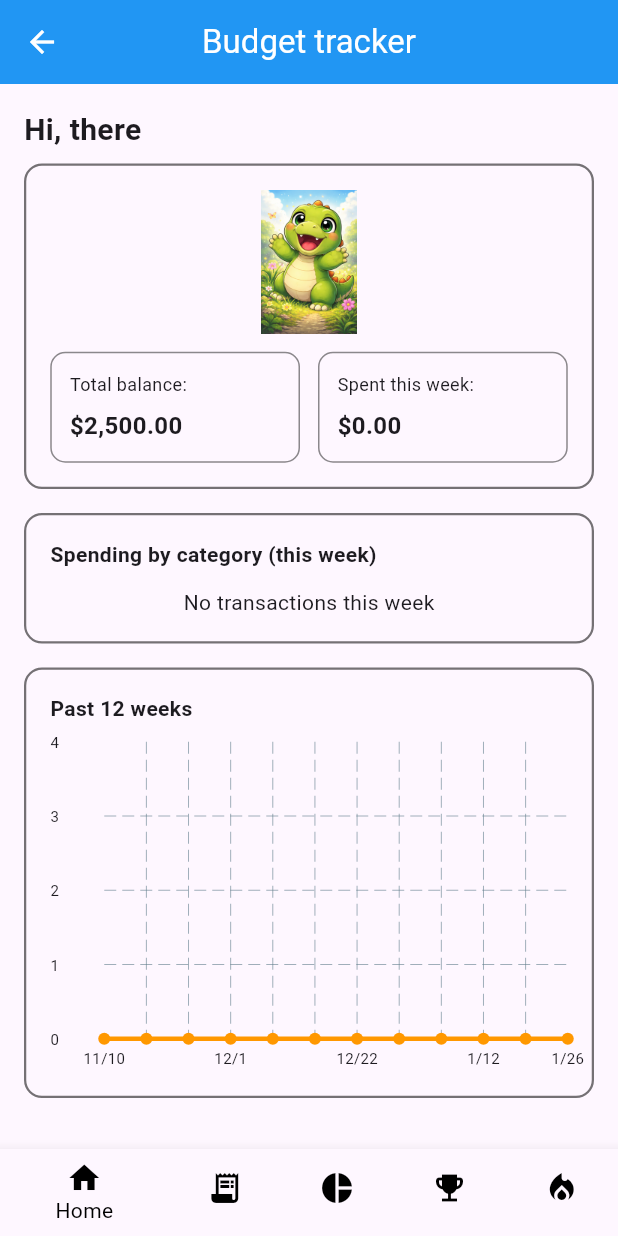
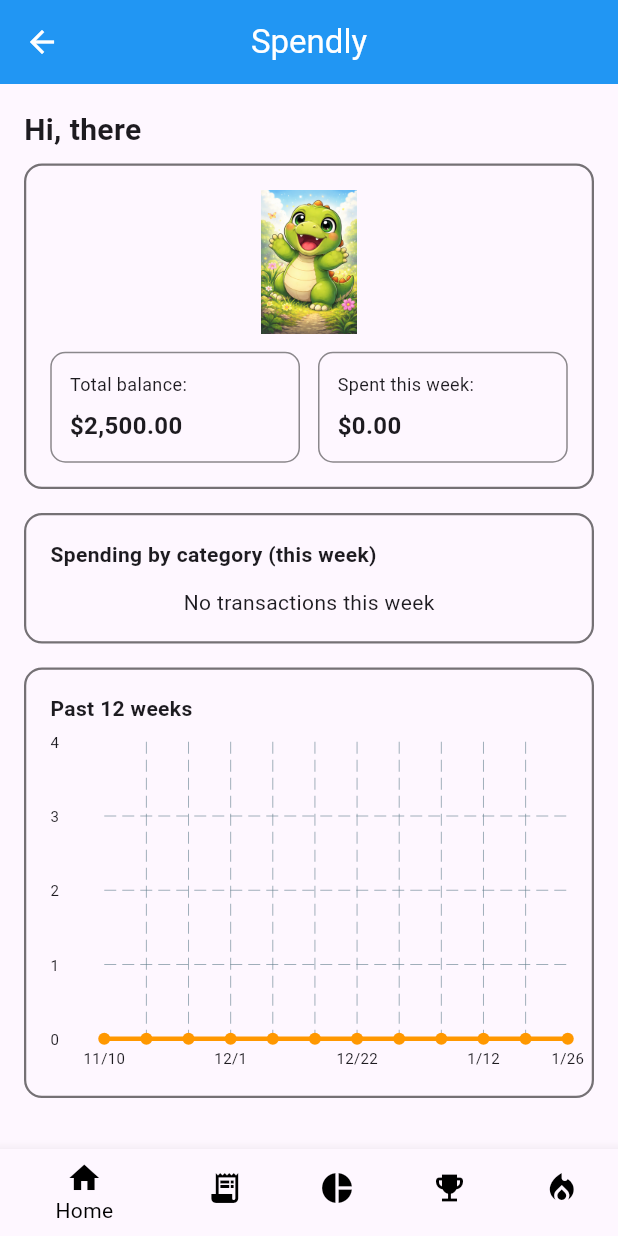
Before and after one commit to yijunthecoder/flutter-budget-app, a Flutter app: the MainScreen screen opened by its route, on a phone screen of 412 x 824 dp. Run offline on Flutter 3.47's test engine with Material 3 defaults, Android fonts, the phone set to English and light mode, and no system bars; drawn by our look-alikes of fl_chart; our stand-ins replace cloud_firestore, firebase_auth, firebase_core; accounts and stored records are empty.

Commit message:
add more files

```diff
--- a/lib/create_account.dart
+++ b/lib/create_account.dart
@@ -117,6 +117,8 @@ class _CreateAccountPageState extends State<CreateAccountPage> {
           icon: const Icon(Icons.arrow_back),
           label: const Text('Back'),
         ),
+        centerTitle: true,
+        title: const Text('Spendly'),
       ),
       body: Center(
         child: SingleChildScrollView(
--- a/lib/edit_transactions.dart
+++ b/lib/edit_transactions.dart
@@ -171,7 +171,7 @@ class _EditTransactionPageState extends State<EditTransactionPage> {
   Widget build(BuildContext context) {
     return Scaffold(
       appBar: AppBar(
-        title: const Text('Transaction Details'),
+        title: const Text('Spendly'),
         automaticallyImplyLeading: false,
       ),
       body: SingleChildScrollView(
--- a/lib/main_screen.dart
+++ b/lib/main_screen.dart
@@ -23,14 +23,6 @@ class _MainScreenState extends State<MainScreen> {
     StreaksPage(),
   ];
 
-  static const List<String> _titles = [
-    'Budget tracker',
-    'Transactions',
-    'Budget',
-    'Achievements',
-    'Streaks',
-  ];
-
   @override
   Widget build(BuildContext context) {
     return Scaffold(
@@ -38,7 +30,7 @@ class _MainScreenState extends State<MainScreen> {
         backgroundColor: Colors.blue,
         foregroundColor: Colors.white,
         centerTitle: true,
-        title: Text(_titles[_currentIndex]),
+        title: const Text('Spendly'),
       ),
       body: _pages[_currentIndex],
       bottomNavigationBar: BottomNavigationBar(
--- a/lib/streaks.dart
+++ b/lib/streaks.dart
@@ -34,9 +34,7 @@ class _StreaksPageState extends State<StreaksPage> {
     if (user == null) return null;
     return FirebaseFirestore.instance
         .collection('users')
-        .doc(user.uid)
-        .collection('streaks')
-        .doc('summary');
+        .doc(user.uid);
   }
 
   Future<void> _loadStreaks() async {
```
